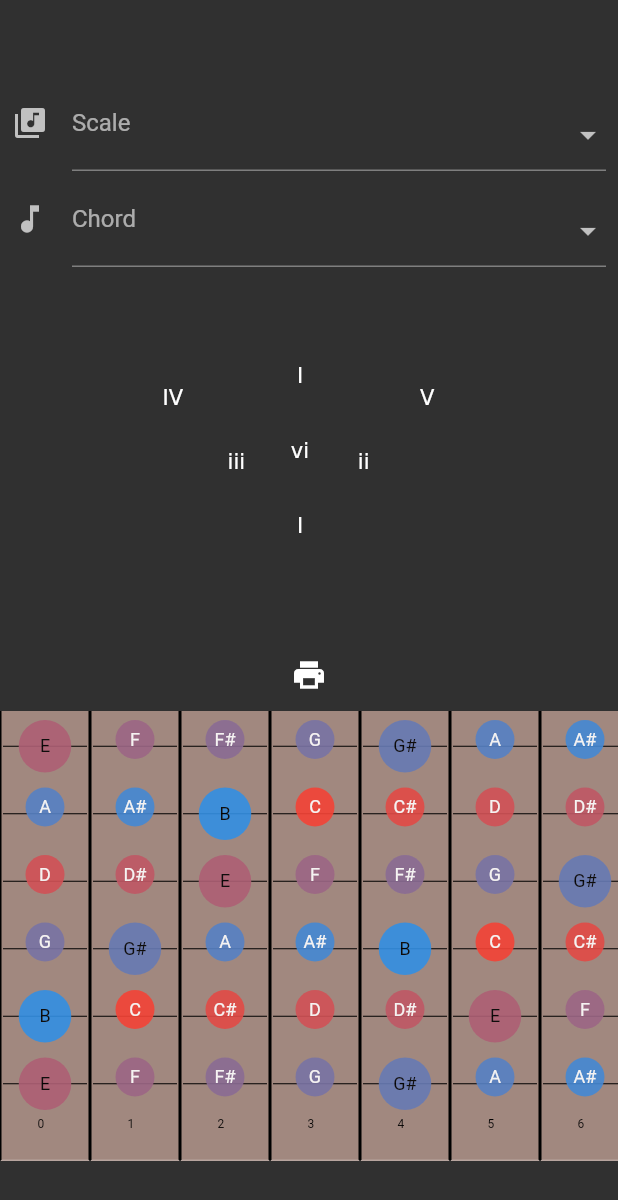
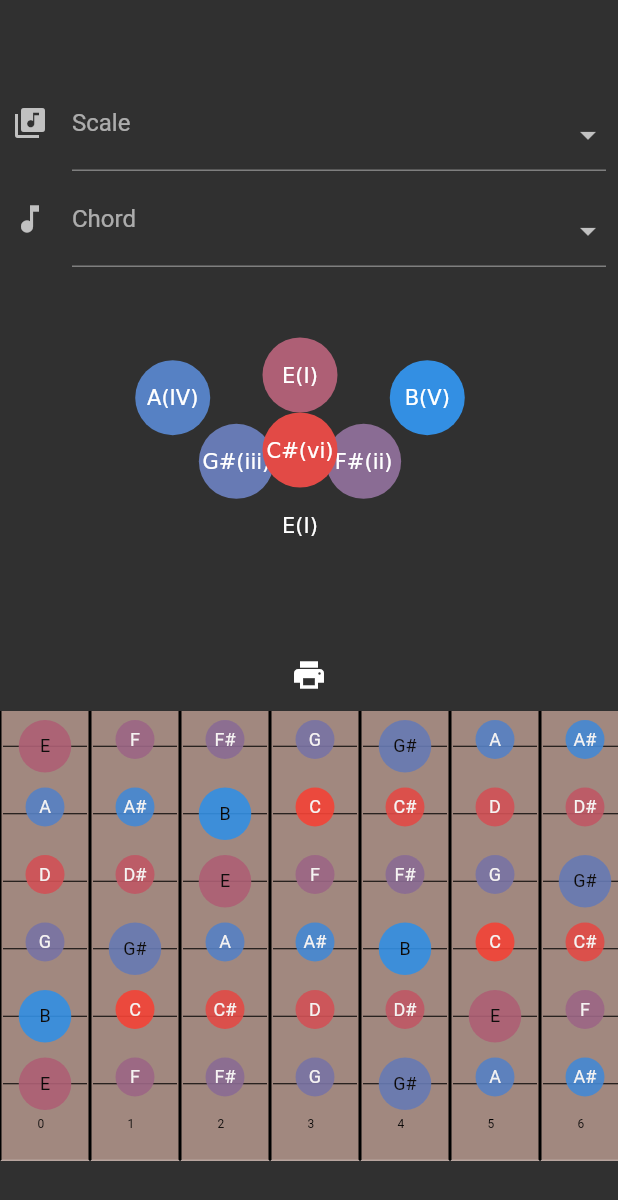
Before and after one commit to cshannon3/guitar_vis_f, a Flutter app: the screen it shows after launch, on a phone screen of 412 x 824 dp. Shown: the top 1200 px of the screen. Run offline on Flutter 3.47's test engine with Material 2 defaults, Android fonts, the phone set to English and light mode, and no system bars.

Commit message:
Cleaned up radial menu and added colors and names to the circle of fifths

```diff
--- a/lib/Component/radial_menu.dart
+++ b/lib/Component/radial_menu.dart
@@ -3,7 +3,7 @@ import '../fluttery/gestures.dart';
 
 import '../fluttery/layout.dart';
 import 'dart:math';
-
+import 'package:guitar_vis_f/shared_info.dart';
 class PolarPosition extends StatelessWidget {
   final Offset origin;
   final PolarCoord coord;
@@ -51,7 +51,6 @@ class _AnchoredRadialMenuState extends State<AnchoredRadialMenu> {
   }
 }
 
-
 class RadialMenu extends StatefulWidget {
   final Offset anchor;
   final Function(int tonalhighlight) onPressed;
@@ -77,7 +76,37 @@ class _RadialMenuState extends State<RadialMenu> {
   void initState() {
     super.initState();
     rootnote = widget.rootnote;
+  }
+  List<Widget> _buildRoundButtons() {
+    List<PolarPosition> buttons = [];
+    List<String> names = ["I", "ii", "iii", "IV", "V", "vi"/*, "vii"*/];
+    List<PolarCoord> coords = [PolarCoord(-pi/2, 100.0),PolarCoord(-pi/2 + (pi /4), 60.0), PolarCoord(-pi/2 + (7* pi /4), 60.0),PolarCoord(-pi/2+ (7*pi/4), 120.0),
+    PolarCoord(-pi/2+ (pi/4), 120.0),PolarCoord(-pi/2, 50.0)];
+    for(int i = 0; i<names.length;++i){
+      buttons.add(_buildRoundButton(names[i], coords[i], i));
+    }
+    return buttons;
 
+  }
+
+  Widget _buildRoundButton(String name, PolarCoord coord, int index) {
+
+    return PolarPosition(
+      origin: widget.anchor,
+      coord: coord,
+      child:  GestureDetector(
+        onTap:  (){widget.onPressed(index);},
+        child: new Container(
+            width: 50.0,
+            height: 50.0,
+            decoration: BoxDecoration(
+              shape: BoxShape.circle,
+              color: getColor(((widget.rootnote+majorscale[index])%12).toDouble()),
+            ), // Box Decoration
+            child: Center(child: RichText(text: TextSpan(text: "${notenames[(widget.rootnote+majorscale[index])%12]}($name)"),))
+        ),
+      ),
+    );
   }
   @override
   Widget build(BuildContext context) {
@@ -86,52 +115,11 @@ class _RadialMenuState extends State<RadialMenu> {
         CenterAbout(
           position: widget.anchor,
           child: FlatButton(onPressed: (){widget.onPressed(0);},
-              child: RichText(text: TextSpan(text: "I"),)
+              child: RichText(text: TextSpan(text: "${notenames[(widget.rootnote+majorscale[0])%12]}(I)"),)
           ),
         ), // CenterAbout
-        PolarPosition(
-          origin: widget.anchor,
-          coord: PolarCoord(-pi/2, 50.0),
-          child:  FlatButton(onPressed: (){widget.onPressed(5);},
-              child: RichText(text: TextSpan(text: "vi"),)
-          ),
-        ),
-        PolarPosition(
-          origin: widget.anchor,
-          coord: PolarCoord(-pi/2, 100.0),
-          child:  FlatButton(onPressed: (){widget.onPressed(0);},
-              child: RichText(text: TextSpan(text: "I"),)
-          ),
-        ),
-        PolarPosition(
-          origin: widget.anchor,
-          coord: PolarCoord(-pi/2 + (pi /4), 60.0),
-          child:  FlatButton(onPressed: (){widget.onPressed(1);},
-              child: RichText(text: TextSpan(text: "ii"),)
-          ),
-        ),
-        PolarPosition(
-          origin: widget.anchor,
-          coord: PolarCoord(-pi/2+ (pi/4), 120.0),
-          child:  FlatButton(onPressed: (){widget.onPressed(4);},
-              child: RichText(text: TextSpan(text: "V"),)
-          ),
-        ),
-        PolarPosition(
-          origin: widget.anchor,
-          coord: PolarCoord(-pi/2 + (7* pi /4), 60.0),
-          child: FlatButton(onPressed: (){widget.onPressed(2);},
-              child: RichText(text: TextSpan(text: "iii"),)
-          ),
-        ),
-        PolarPosition(
-          origin: widget.anchor,
-          coord: PolarCoord(-pi/2+ (7*pi/4), 120.0),
-          child: FlatButton(onPressed: (){widget.onPressed(3);},
-              child: RichText(text: TextSpan(text: "IV"),)
-          ),
-        ),
-      ],
+      ]
+        ..addAll(_buildRoundButtons()),
 
     );
   }
--- a/lib/shared_info.dart
+++ b/lib/shared_info.dart
@@ -1,4 +1,6 @@
 // Any list of music related stuff that might be accessed by multiple widgets
+
+import 'package:flutter/material.dart';
 
 List<String> notenames = ["C", "C#", "D", "D#", "E", "F", "F#", "G", "G#", "A", "A#", "B" ];
 List<int> sharps = [1, 3 ,6,8, 10];
@@ -26,3 +28,7 @@
 [0, 5, 7], // sus4
 [0, 3, 6, 9] // dim
 ];
+
+Color getColor(double tnote) {
+  return Color.lerp(Colors.red, Colors.blue, tnote / 12);
+}
```
